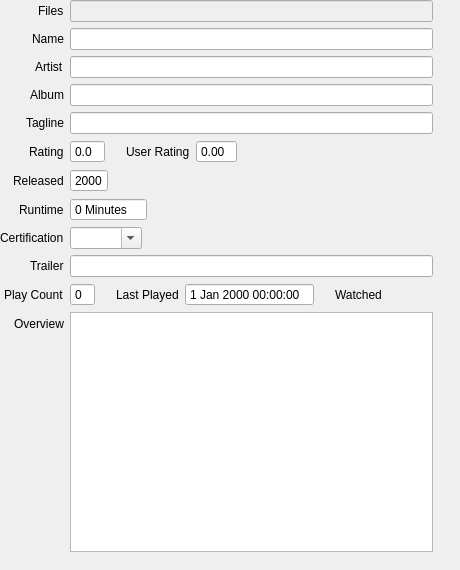
Before: the Qt Designer form src/ui/concerts/ConcertInfoWidget.ui in Komet/MediaElch, drawn with Qt 5.
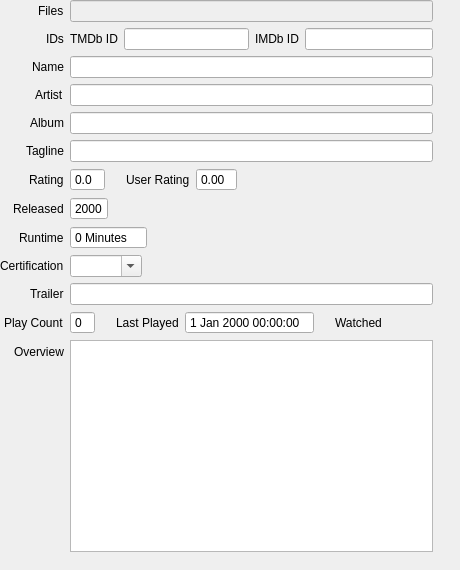
After: the same form once the commit is applied. Custom widgets are drawn as their Qt base class.

Commit message: [ConcertWidget] Add IMDb/TMDb ID fields

Diff of the .ui file:
```diff
--- a/src/ui/concerts/ConcertInfoWidget.ui
+++ b/src/ui/concerts/ConcertInfoWidget.ui
@@ -49,58 +49,58 @@
       </property>
      </widget>
     </item>
-    <item row="1" column="0">
+    <item row="2" column="0">
      <widget class="QLabel" name="lbl_name">
       <property name="text">
        <string>Name</string>
       </property>
      </widget>
     </item>
-    <item row="1" column="1">
+    <item row="2" column="1">
      <widget class="QLineEdit" name="name">
       <property name="text">
        <string/>
       </property>
      </widget>
     </item>
-    <item row="2" column="0">
+    <item row="3" column="0">
      <widget class="QLabel" name="lbl_artist">
       <property name="text">
        <string>Artist</string>
       </property>
      </widget>
     </item>
-    <item row="2" column="1">
+    <item row="3" column="1">
      <widget class="QLineEdit" name="artist"/>
     </item>
-    <item row="3" column="0">
+    <item row="4" column="0">
      <widget class="QLabel" name="lbl_album">
       <property name="text">
        <string>Album</string>
       </property>
      </widget>
     </item>
-    <item row="3" column="1">
+    <item row="4" column="1">
      <widget class="QLineEdit" name="album"/>
     </item>
-    <item row="4" column="0">
+    <item row="5" column="0">
      <widget class="QLabel" name="lbl_tagline">
       <property name="text">
        <string>Tagline</string>
       </property>
      </widget>
     </item>
-    <item row="4" column="1">
+    <item row="5" column="1">
      <widget class="QLineEdit" name="tagline"/>
     </item>
-    <item row="5" column="0">
+    <item row="6" column="0">
      <widget class="QLabel" name="lbl_rating">
       <property name="text">
        <string>Rating</string>
       </property>
      </widget>
     </item>
-    <item row="5" column="1">
+    <item row="6" column="1">
      <layout class="QHBoxLayout" name="horizontalLayout_19">
       <item>
        <widget class="QDoubleSpinBox" name="rating">
@@ -153,14 +153,14 @@
       </item>
      </layout>
     </item>
-    <item row="6" column="0">
+    <item row="7" column="0">
      <widget class="QLabel" name="lbl_released">
       <property name="text">
        <string>Released</string>
       </property>
      </widget>
     </item>
-    <item row="6" column="1">
+    <item row="7" column="1">
      <widget class="QDateEdit" name="released">
       <property name="buttonSymbols">
        <enum>QAbstractSpinBox::NoButtons</enum>
@@ -170,14 +170,14 @@
       </property>
      </widget>
     </item>
-    <item row="7" column="0">
+    <item row="8" column="0">
      <widget class="QLabel" name="lbl_runtime">
       <property name="text">
        <string>Runtime</string>
       </property>
      </widget>
     </item>
-    <item row="7" column="1">
+    <item row="8" column="1">
      <widget class="QSpinBox" name="runtime">
       <property name="buttonSymbols">
        <enum>QAbstractSpinBox::NoButtons</enum>
@@ -190,14 +190,14 @@
       </property>
      </widget>
     </item>
-    <item row="8" column="0">
+    <item row="9" column="0">
      <widget class="QLabel" name="lbl_certification">
       <property name="text">
        <string>Certification</string>
       </property>
      </widget>
     </item>
-    <item row="8" column="1">
+    <item row="9" column="1">
      <widget class="QComboBox" name="certification">
       <property name="editable">
        <bool>true</bool>
@@ -207,24 +207,24 @@
       </property>
      </widget>
     </item>
-    <item row="9" column="0">
+    <item row="10" column="0">
      <widget class="QLabel" name="lbl_trailer">
       <property name="text">
        <string>Trailer</string>
       </property>
      </widget>
     </item>
-    <item row="9" column="1">
+    <item row="10" column="1">
      <widget class="QLineEdit" name="trailer"/>
     </item>
-    <item row="10" column="0">
+    <item row="11" column="0">
      <widget class="QLabel" name="lbl_playCount">
       <property name="text">
        <string>Play Count</string>
       </property>
      </widget>
     </item>
-    <item row="10" column="1">
+    <item row="11" column="1">
      <layout class="QHBoxLayout" name="horizontalLayout">
       <item>
        <widget class="QSpinBox" name="playcount">
@@ -297,16 +297,69 @@
       </item>
      </layout>
     </item>
-    <item row="11" column="0">
+    <item row="12" column="0">
      <widget class="QLabel" name="lbl_overview">
       <property name="text">
        <string>Overview</string>
       </property>
      </widget>
     </item>
-    <item row="11" column="1">
+    <item row="12" column="1">
      <widget class="QTextEdit" name="overview"/>
     </item>
+    <item row="1" column="0">
+     <widget class="QLabel" name="lblIDs">
+      <property name="text">
+       <string>IDs</string>
+      </property>
+     </widget>
+    </item>
+    <item row="1" column="1">
+     <layout class="QHBoxLayout" name="horizontalLayout_2">
+      <item>
+       <layout class="QFormLayout" name="formLayoutTmdb">
+        <item row="0" column="0">
+         <widget class="QLabel" name="lblTmdbId">
+          <property name="text">
+           <string>TMDb ID</string>
+          </property>
+         </widget>
+        </item>
+        <item row="0" column="1">
+         <widget class="QLineEdit" name="tmdbId">
+          <property name="maximumSize">
+           <size>
+            <width>150</width>
+            <height>16777215</height>
+           </size>
+          </property>
+         </widget>
+        </item>
+       </layout>
+      </item>
+      <item>
+       <layout class="QFormLayout" name="formLayoutImdb">
+        <item row="0" column="1">
+         <widget class="QLineEdit" name="imdbId">
+          <property name="maximumSize">
+           <size>
+            <width>150</width>
+            <height>16777215</height>
+           </size>
+          </property>
+         </widget>
+        </item>
+        <item row="0" column="0">
+         <widget class="QLabel" name="lblImdbId">
+          <property name="text">
+           <string>IMDb ID</string>
+          </property>
+         </widget>
+        </item>
+       </layout>
+      </item>
+     </layout>
+    </item>
    </layout>
   </widget>
  </widget>
```
The commit also changes 3 other files.
